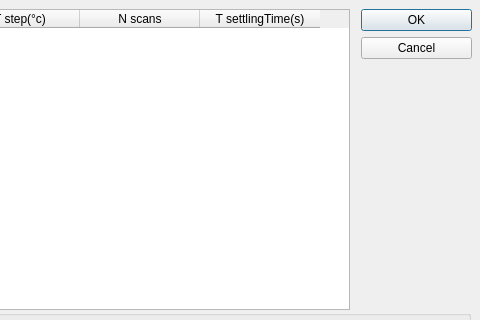
The window that UI/DAQ_Tool/MS/intervals.ui (SESAME-Synchrotron/MS-XPD-ScanTool) describes before a commit, drawn with Qt 5; both pictures show x 770 to 1250 and y 0 to 320 of the 1250 by 505 pixel window.
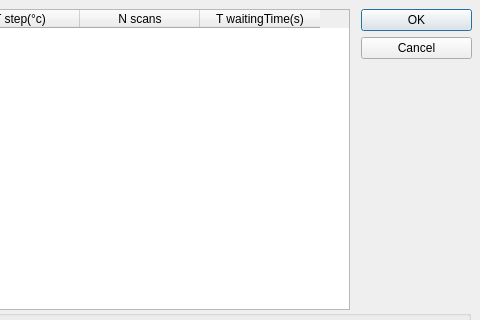
The same window after the commit. Custom widgets are drawn as their Qt base class.

What changed in the file:
```diff
--- a/UI/DAQ_Tool/MS/intervals.ui
+++ b/UI/DAQ_Tool/MS/intervals.ui
@@ -104,7 +104,7 @@
    </column>
    <column>
     <property name="text">
-     <string>T settlingTime(s)</string>
+     <string>T waitingTime(s)</string>
     </property>
    </column>
   </widget>
```
Left out of the diff: 1 changed line with no effect on the pictures.
